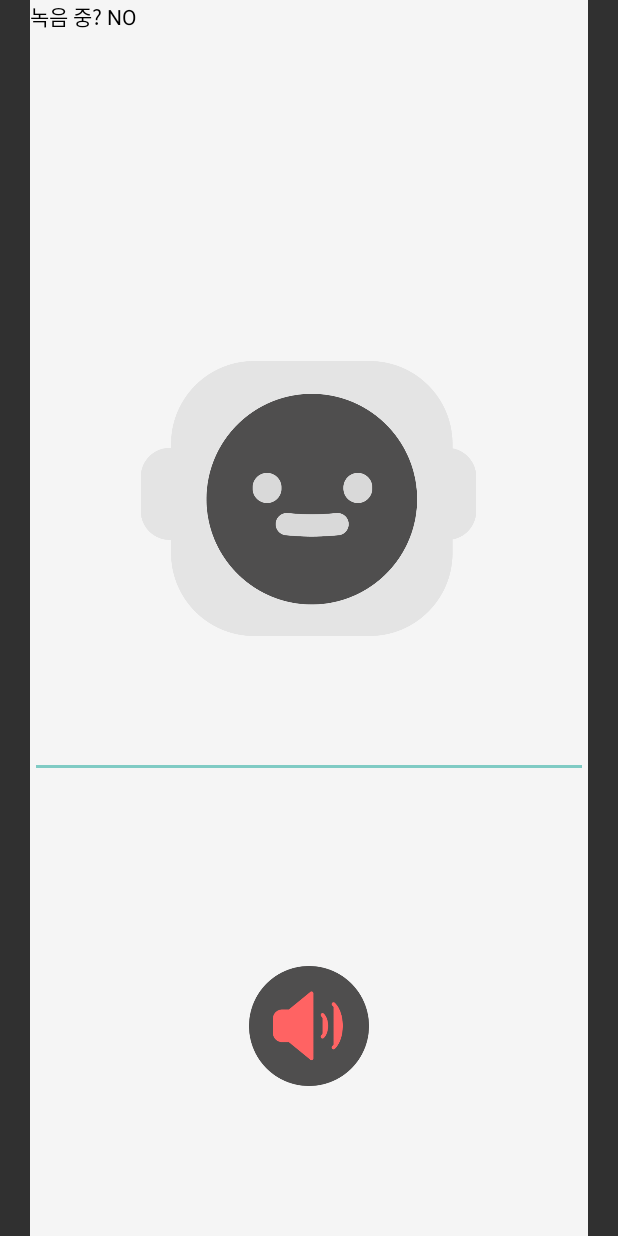
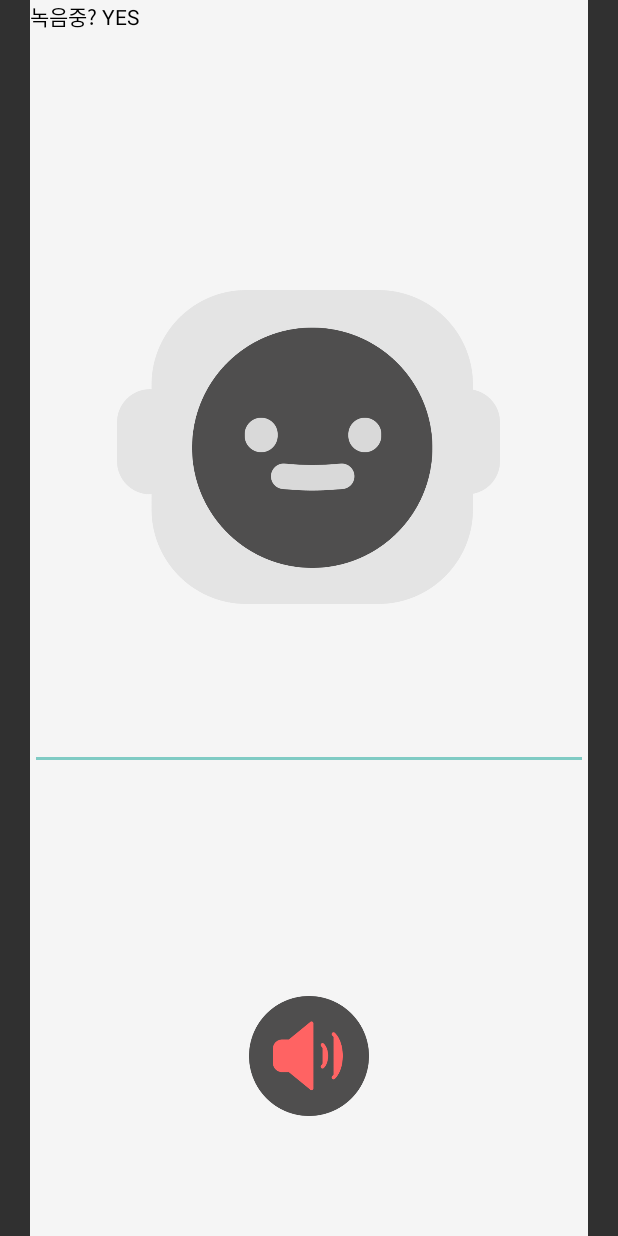
Before and after one commit to Park-kxng/mumulbo2023, an Android app: the AskMmbActivity screen opened directly, with no data from a screen before it, after a tap on an icon or button, on a phone screen of 412 x 824 dp. Run offline under Robolectric (Android 15) with nearby library versions, the phone set to English and light mode, and no system bars.

Commit message:
fix : chatGPT api 기본 속성 수정 / 로직 변경 add : 폰트 추가 (noto sans KR bold,medium,regular)

```diff
--- a/app/src/main/java/com/example/mumulbo2023/AskMmbActivity.java
+++ b/app/src/main/java/com/example/mumulbo2023/AskMmbActivity.java
@@ -53,7 +53,7 @@ public class AskMmbActivity extends Activity {
     String question = "";
 
     boolean answer = false;  //현재 녹음중인지 여부
-
+    boolean mmb_status = false; // 음성봇이 이야기는지 여부
     String gptTTS=""; // GPT 검색 결과
     String result_copy ="";
 
@@ -64,7 +64,7 @@ public class AskMmbActivity extends Activity {
             .readTimeout(60, TimeUnit.SECONDS)
             .build();
 
-    private static final String MY_SECRET_KEY = "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";
+    private static final String MY_SECRET_KEY = "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";
 
     @Override
     protected void onCreate(Bundle savedInstanceState)
@@ -74,7 +74,7 @@ public class AskMmbActivity extends Activity {
 
         // 객체 생성
         recordButton = findViewById(R.id.imageButton);
-        faceImage = findViewById(R.id.imageView4);
+        faceImage = findViewById(R.id.charc_mmb);
         answerText = findViewById(R.id.speakText); // ▶ 챗 지피티 답변을 받는 변수
         recordingText = findViewById(R.id.textView6); // ▶ 녹음 중인지 확인 용도 나중에 빼도 됨
         editText = findViewById(R.id.editText); // ▶ STT 잘 되고 있는지 확인 용도 최종 결과에선 삭제해도 됨
@@ -88,32 +88,50 @@ public class AskMmbActivity extends Activity {
         recordButton.setOnClickListener(new View.OnClickListener() {
             @Override
             public void onClick(View v) {
-                if (!answer){ // 챗 지피티 답변 시작
+                System.out.println("버튼을 클릭하였습니다.");
+                System.out.println(answer);
+
+                // answer == true -> 음성봇이 말해야 하는 경우
+                if (answer == true){ // 챗 지피티 답변 시작
+                    // 캐릭터의 얼굴을 웃는 얼굴로 변경합니다.
+                    faceImage.setImageResource(R.drawable.character_mmb_smile);
                     question = editText.getText().toString();  // 물어본 답변은 저장합니다.
                     //챗 지피티에게 물어보고 답변을 gptTTS에 저장합니다.
                     System.out.println(question);
-                    gptTTS = callAPI("이 핸드폰의 기종은 안드로이드입니다"+question);
+                    gptTTS = callAPI(question);
                     Toast.makeText(getApplicationContext(), temp, Toast.LENGTH_SHORT).show();
                     System.out.println("gptTTS : "+ gptTTS);
-
                     System.out.println("temp : "+temp);
+                    System.out.println("answerText : "+answerText);
+                    answerText.setText(gptTTS); // 답변 부분에 출력
                     textToSpeech.setPitch(1.0f); // 높낮이
                     textToSpeech.setSpeechRate(1.0f); // 바르기
                     textToSpeech.speak(gptTTS, TextToSpeech.QUEUE_FLUSH, null);
-                    answerText.setText(gptTTS); // 답변 부분에 출력
-                    answer = true; // 챗 지피티가 답변을 완료하였습니다.
+                    answer = false; // 챗 지피티가 답변을 완료하였습니다.
+
+                    // 아이콘을 녹음 모양으로 변경합니다.
+                    recordButton.setImageResource(R.drawable.icon_speak);
+
                 }
-                else{ // 녹음 시작
+                // answer == false --> 사람이 말해야 하는 경우
+                else if(answer == false){
                     if (!recording) {   //녹음 시작
+                        //textToSpeech.stop();
+                        //textToSpeech.shutdown();
+
                         recording = true;
                         startRecord();
                         Toast.makeText(getApplicationContext(), "지금부터 무엇이든 물어보세요!", Toast.LENGTH_SHORT).show();
                         recordingText.setText("녹음중? YES");
+                        // 캐릭터의 얼굴을 무표정 얼굴로 변경합니다.
+                        faceImage.setImageResource(R.drawable.character_mmb);
+
                         // 기존에 있던 애들 초기화
                         answerText.setText("");
                         editText.setText("");
                         userSTT ="";
                         gptTTS = "";
+
                     }
                     else {  //이미 녹음 중이면 녹음 중지
                         recording = false;
@@ -121,10 +139,15 @@ public class AskMmbActivity extends Activity {
                         recordingText.setText("녹음중? NO");
                         // TTS 테스트용으로 녹음 종료시 녹음된걸 말해주는거 넣어둠
                         question = editText.getText().toString();  // 물어본 답변은 저장합니다.
-                        answer = false; // 챗 지피티가 답변을 해야 한다는 표시
+                        // 아이콘을 스피커 모양으로 변경합니다.
+                        recordButton.setImageResource(R.drawable.icon_speak_mmb);
+                        answer = true;
+
+
 
                     }
                 }
+
 
             }
         }
@@ -136,6 +159,7 @@ public class AskMmbActivity extends Activity {
             @Override
             public void onInit(int status) {
                 if(status!=android.speech.tts.TextToSpeech.ERROR) {
+
                     textToSpeech.setLanguage(Locale.KOREAN);
                 }
             }
@@ -273,16 +297,24 @@ public class AskMmbActivity extends Activity {
         //okhttp
         // 챗 지피티가 답변하기 전, 말할 부분을 표시하기 위해 원래 있던 부분을 초기화합니다.
         editText.setText("");
+
         //추가된 내용
         JSONArray arr = new JSONArray();
         JSONObject baseAi = new JSONObject();
         JSONObject userMsg = new JSONObject();
         try {
+
             //AI 속성설정
             baseAi.put("role", "user");
-            baseAi.put("content", "You are a helpful and kind AI Assistant.");
+            baseAi.put("content", "you are very kind AI assistant");
             //유저 메세지
             userMsg.put("role", "user");
+            String setting_message =  "당신은 아주 친절한 노인복지센터 직원으로 노인층에게 핸드폰 사용방법을 50자 이내로 간결하게 설명해주는 사람입니다."+
+                    "기본적인 사용 방법은 갤럭시 S10 을 기준으로 답변해주시고, 조작방법을 물어보는 경우 핸드폰 조작법 순서에 번호를 매겨서 답변해주십시오."+
+                    "번호를 매기는 방법은 숫자를 작성하고 )을 입력하여 순서 맨 앞에 번호를 매겨주세요. 예시는 '1) 메세지 앱을 클릭하세요. 2) 보낼 내용을 네모난 칸에 입력해주세요. 3) 전송 버튼을 누르세요.' 와 같습니다."+
+                    "모든 답변은 노인층이 이해하기 쉽게 풀어서 설명해주십시오. 노인복지센터로 오라는 답변은 하지 말아주세요. 또한, 50자 이내로 간결하게 답변해주세요.";
+            baseAi.put("content", setting_message);
+
             userMsg.put("content", question);
             //array로 담아서 한번에 보낸다
             arr.put(baseAi);
@@ -327,7 +359,7 @@ public class AskMmbActivity extends Activity {
                     }
                 } else {
                     addResponse("Failed to load response due to "+response.body().string());
-                    result_copy = response.body().string();
+                    result_copy = temp;
 
 
                 }
--- a/app/src/main/res/layout/activity_ask_mmb.xml
+++ b/app/src/main/res/layout/activity_ask_mmb.xml
@@ -3,54 +3,57 @@
     xmlns:app="http://schemas.android.com/apk/res-auto"
     android:layout_width="match_parent"
     android:layout_height="match_parent"
-    android:background="@color/background"
-    android:orientation="vertical"
     android:layout_marginLeft="20dp"
     android:layout_marginRight="20dp"
-    android:gravity="center">
+    android:background="@color/background"
+    android:gravity="center"
+    android:orientation="vertical">
 
     <TextView
         android:id="@+id/textView6"
         android:layout_width="match_parent"
-        android:layout_height="wrap_content"
-        android:textColor="@color/black"
+        android:layout_height="10dp"
         android:layout_weight="1"
-        android:text="녹음 중? NO" />
+        android:text="녹음 중? NO"
+        android:textColor="@color/black" />
 
     <ImageView
-        android:id="@+id/imageView4"
+        android:id="@+id/charc_mmb"
         android:layout_width="255dp"
         android:layout_height="134dp"
-        android:layout_marginTop="170dp"
+        android:layout_marginTop="100dp"
         android:layout_weight="1"
-        android:src ="@drawable/character_mmb" />
+        android:src="@drawable/character_mmb" />
 
     <EditText
         android:id="@+id/editText"
         android:layout_width="match_parent"
-        android:layout_height="wrap_content"
+        android:layout_height="11dp"
+        android:layout_marginTop="15dp"
         android:layout_weight="1"
-        android:textColor="@color/black"
         android:ems="10"
+        android:fontFamily="@font/medium"
         android:inputType="text"
-        android:text="" />
+        android:text=""
+        android:textColor="@color/black" />
 
     <TextView
         android:id="@+id/speakText"
-        android:layout_width="wrap_content"
-        android:layout_height="15dp"
-        android:layout_marginTop="30dp"
+        android:layout_width="match_parent"
+        android:layout_height="wrap_content"
+        android:layout_marginTop="20dp"
         android:layout_marginBottom="30dp"
         android:layout_weight="1"
+        android:fontFamily="@font/medium"
         android:text="답변이 보이는 부분"
         android:textColor="@color/black"
-        android:textSize="24sp" />
+        android:textSize="14sp" />
 
     <ImageButton
         android:id="@+id/imageButton"
         android:layout_width="80dp"
         android:layout_height="80dp"
-        android:layout_marginBottom="100dp"
+        android:layout_marginBottom="80dp"
         android:background="@drawable/icon_speak"
         android:scaleType="centerCrop" />
 </LinearLayout>
```
Also changed, not shown: app/src/main/res/drawable/character_mmb_smile.png (added), app/src/main/res/drawable/icon_speak_mmb.png (added), 3 other files.
